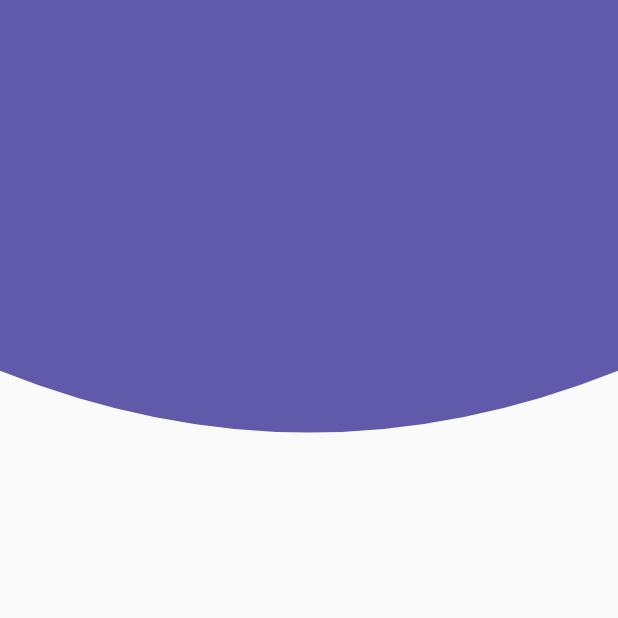
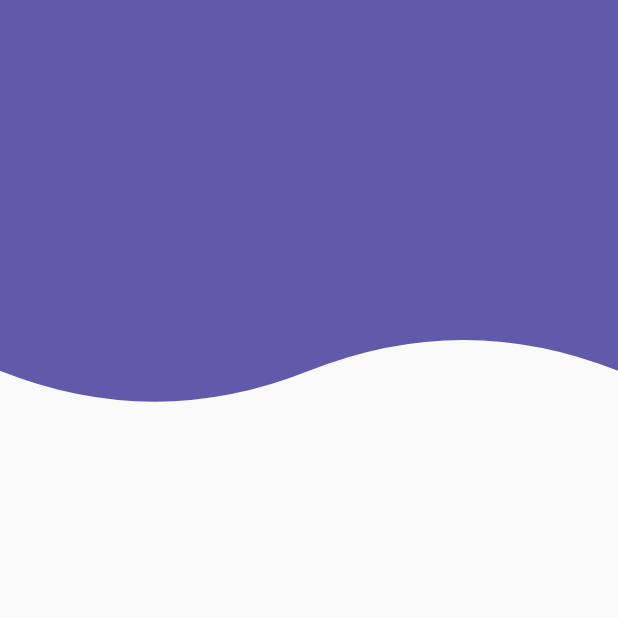
Before and after one commit to FKSAxell/custom_painter, a Flutter app: the screen it shows after launch, on a phone screen of 412 x 824 dp, the top half of it. Run offline on Flutter 3.47's test engine with Material 2 defaults, Android fonts, the phone set to English and light mode, and no system bars.

Commit message:
HeaderWave

```diff
--- a/lib/src/pages/headers_page.dart
+++ b/lib/src/pages/headers_page.dart
@@ -5,7 +5,7 @@ class HeadersPage extends StatelessWidget {
   @override
   Widget build(BuildContext context) {
     return Scaffold(
-      body: HeaderCurvo()
+      body: HeaderWave()
     );
   }
 }
--- a/lib/src/widgets/headers.dart
+++ b/lib/src/widgets/headers.dart
@@ -187,3 +187,46 @@ class _HeaderCurvoPainter extends CustomPainter {
     return true;
   }
 }
+
+
+class HeaderWave extends StatelessWidget {
+  @override
+  Widget build(BuildContext context) {
+    return Container(
+      height: double.infinity,
+      width: double.infinity,
+      child: CustomPaint(
+        painter: _HeaderWavePainter(),
+      ),
+    );
+  }
+}
+
+class _HeaderWavePainter extends CustomPainter {
+  @override
+  void paint(Canvas canvas, Size size) {
+    final lapiz = Paint();
+
+    // Propiedades
+    lapiz.color = Color(0xff615AAB);
+    lapiz.style = PaintingStyle.fill; //.fill rellenar
+    lapiz.strokeWidth = 20;
+
+    final path = new Path();
+
+    //Dibujar con el path y el lapiz
+    path.lineTo(0, size.height * 0.30);
+    path.quadraticBezierTo(size.width*0.25, size.height*0.35, size.width*0.5, size.height*0.30);
+    path.quadraticBezierTo(size.width*0.75, size.height*0.25, size.width, size.height*0.30);
+    path.lineTo(size.width, 0);
+    // path.lineTo(size.width, size.height*0.25);
+
+
+    canvas.drawPath(path, lapiz);
+  }
+
+  @override
+  bool shouldRepaint(covariant CustomPainter oldDelegate) {
+    return true;
+  }
+}
```
